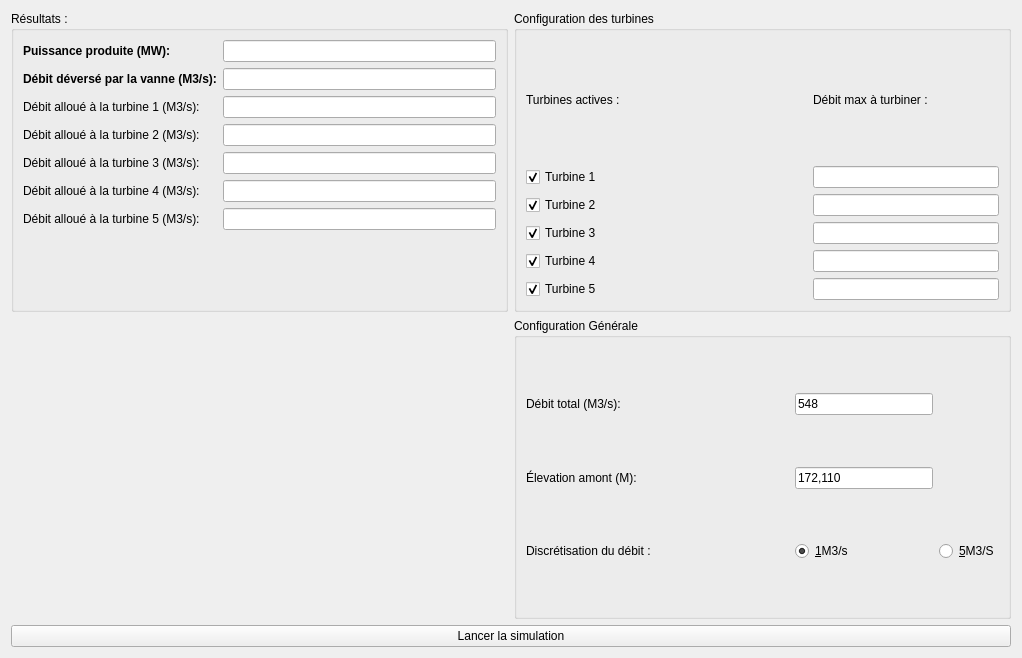
First picture: the form in main.ui, repository kwidz/HydroelectricOptimization, before the edit.
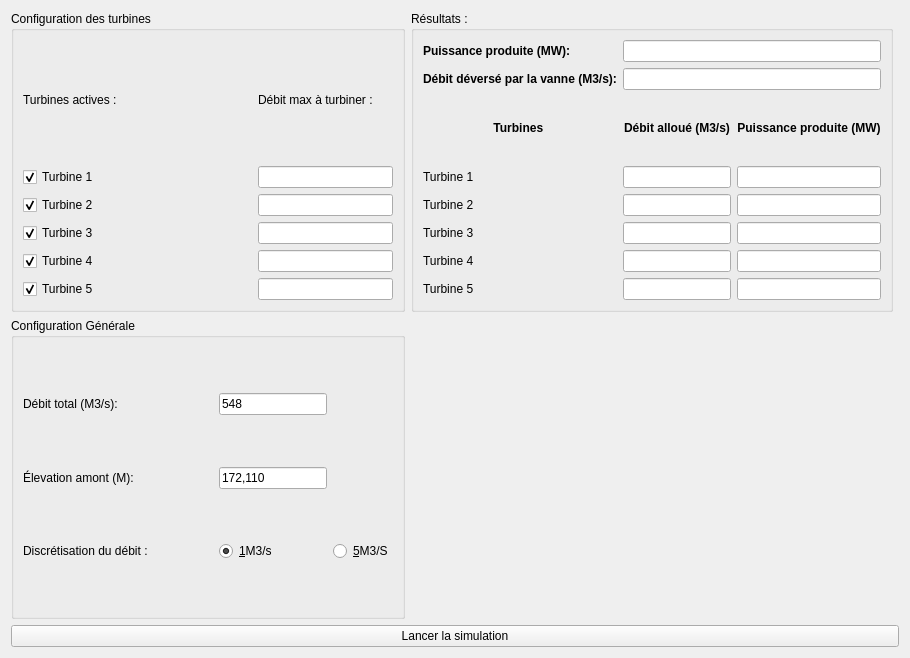
Second picture: the form after the edit.

```diff
--- a/main.ui
+++ b/main.ui
@@ -6,7 +6,7 @@
    <rect>
     <x>0</x>
     <y>0</y>
-    <width>1022</width>
+    <width>910</width>
     <height>658</height>
    </rect>
   </property>
@@ -17,17 +17,217 @@
    <string>Optimisation de la charge des turbines (chute du diable)</string>
   </property>
   <layout class="QGridLayout" name="gridLayout">
-   <item row="2" column="0" colspan="2">
-    <widget class="QPushButton" name="run">
-     <property name="text">
-      <string>Lancer la simulation</string>
-     </property>
-     <property name="shortcut">
-      <string>Return</string>
-     </property>
-    </widget>
-   </item>
    <item row="0" column="1">
+    <widget class="QGroupBox" name="formGroupBox">
+     <property name="title">
+      <string>Résultats :</string>
+     </property>
+     <layout class="QGridLayout" name="gridLayout_4">
+      <item row="2" column="1">
+       <widget class="QLabel" name="label_13">
+        <property name="font">
+         <font>
+          <weight>75</weight>
+          <bold>true</bold>
+         </font>
+        </property>
+        <property name="text">
+         <string>Débit alloué (M3/s)</string>
+        </property>
+        <property name="alignment">
+         <set>Qt::AlignCenter</set>
+        </property>
+       </widget>
+      </item>
+      <item row="0" column="0">
+       <widget class="QLabel" name="label_7">
+        <property name="font">
+         <font>
+          <weight>75</weight>
+          <bold>true</bold>
+         </font>
+        </property>
+        <property name="text">
+         <string>Puissance produite (MW):</string>
+        </property>
+       </widget>
+      </item>
+      <item row="5" column="0">
+       <widget class="QLabel" name="label_3">
+        <property name="text">
+         <string>Turbine 3</string>
+        </property>
+       </widget>
+      </item>
+      <item row="5" column="1">
+       <widget class="QLineEdit" name="Q3">
+        <property name="readOnly">
+         <bool>true</bool>
+        </property>
+       </widget>
+      </item>
+      <item row="3" column="1">
+       <widget class="QLineEdit" name="Q1">
+        <property name="readOnly">
+         <bool>true</bool>
+        </property>
+       </widget>
+      </item>
+      <item row="4" column="0">
+       <widget class="QLabel" name="label_2">
+        <property name="text">
+         <string>Turbine 2</string>
+        </property>
+       </widget>
+      </item>
+      <item row="6" column="0">
+       <widget class="QLabel" name="label_4">
+        <property name="text">
+         <string>Turbine 4</string>
+        </property>
+       </widget>
+      </item>
+      <item row="6" column="1">
+       <widget class="QLineEdit" name="Q4">
+        <property name="readOnly">
+         <bool>true</bool>
+        </property>
+       </widget>
+      </item>
+      <item row="4" column="1">
+       <widget class="QLineEdit" name="Q2">
+        <property name="readOnly">
+         <bool>true</bool>
+        </property>
+       </widget>
+      </item>
+      <item row="3" column="0">
+       <widget class="QLabel" name="label">
+        <property name="text">
+         <string>Turbine 1</string>
+        </property>
+       </widget>
+      </item>
+      <item row="1" column="0">
+       <widget class="QLabel" name="label_6">
+        <property name="font">
+         <font>
+          <weight>75</weight>
+          <bold>true</bold>
+         </font>
+        </property>
+        <property name="text">
+         <string>Débit déversé par la vanne (M3/s):</string>
+        </property>
+       </widget>
+      </item>
+      <item row="7" column="0">
+       <widget class="QLabel" name="label_5">
+        <property name="text">
+         <string>Turbine 5</string>
+        </property>
+       </widget>
+      </item>
+      <item row="7" column="1">
+       <widget class="QLineEdit" name="Q5">
+        <property name="readOnly">
+         <bool>true</bool>
+        </property>
+       </widget>
+      </item>
+      <item row="3" column="2">
+       <widget class="QLineEdit" name="P1">
+        <property name="readOnly">
+         <bool>true</bool>
+        </property>
+       </widget>
+      </item>
+      <item row="4" column="2">
+       <widget class="QLineEdit" name="P2">
+        <property name="readOnly">
+         <bool>true</bool>
+        </property>
+       </widget>
+      </item>
+      <item row="5" column="2">
+       <widget class="QLineEdit" name="P3">
+        <property name="readOnly">
+         <bool>true</bool>
+        </property>
+       </widget>
+      </item>
+      <item row="6" column="2">
+       <widget class="QLineEdit" name="P4">
+        <property name="readOnly">
+         <bool>true</bool>
+        </property>
+       </widget>
+      </item>
+      <item row="7" column="2">
+       <widget class="QLineEdit" name="P5">
+        <property name="readOnly">
+         <bool>true</bool>
+        </property>
+       </widget>
+      </item>
+      <item row="2" column="0">
+       <widget class="QLabel" name="label_12">
+        <property name="font">
+         <font>
+          <weight>75</weight>
+          <bold>true</bold>
+          <strikeout>false</strikeout>
+         </font>
+        </property>
+        <property name="text">
+         <string>Turbines </string>
+        </property>
+        <property name="alignment">
+         <set>Qt::AlignCenter</set>
+        </property>
+       </widget>
+      </item>
+      <item row="2" column="2">
+       <widget class="QLabel" name="label_14">
+        <property name="font">
+         <font>
+          <weight>75</weight>
+          <bold>true</bold>
+         </font>
+        </property>
+        <property name="text">
+         <string>Puissance produite (MW)</string>
+        </property>
+        <property name="alignment">
+         <set>Qt::AlignCenter</set>
+        </property>
+       </widget>
+      </item>
+      <item row="0" column="1" colspan="2">
+       <widget class="QLineEdit" name="puissance">
+        <property name="readOnly">
+         <bool>true</bool>
+        </property>
+       </widget>
+      </item>
+      <item row="1" column="1" colspan="2">
+       <widget class="QLineEdit" name="Qvanne">
+        <property name="readOnly">
+         <bool>true</bool>
+        </property>
+       </widget>
+      </item>
+     </layout>
+    </widget>
+   </item>
+   <item row="1" column="1">
+    <widget class="QLabel" name="image">
+     <property name="text">
+      <string/>
+     </property>
+    </widget>
+   </item>
+   <item row="0" column="0">
     <widget class="QGroupBox" name="groupBox">
      <property name="title">
       <string>Configuration des turbines</string>
@@ -128,7 +328,7 @@
      </layout>
     </widget>
    </item>
-   <item row="1" column="1">
+   <item row="1" column="0">
     <widget class="QGroupBox" name="groupBox_2">
      <property name="title">
       <string>Configuration Générale</string>
@@ -208,129 +408,13 @@
      </layout>
     </widget>
    </item>
-   <item row="0" column="0">
-    <widget class="QGroupBox" name="formGroupBox">
-     <property name="title">
-      <string>Résultats :</string>
-     </property>
-     <layout class="QFormLayout" name="formLayout">
-      <item row="2" column="0">
-       <widget class="QLabel" name="label">
-        <property name="text">
-         <string>Débit alloué à la turbine 1 (M3/s):</string>
-        </property>
-       </widget>
-      </item>
-      <item row="2" column="1">
-       <widget class="QLineEdit" name="Q1">
-        <property name="readOnly">
-         <bool>true</bool>
-        </property>
-       </widget>
-      </item>
-      <item row="3" column="0">
-       <widget class="QLabel" name="label_2">
-        <property name="text">
-         <string>Débit alloué à la turbine 2 (M3/s):</string>
-        </property>
-       </widget>
-      </item>
-      <item row="3" column="1">
-       <widget class="QLineEdit" name="Q2">
-        <property name="readOnly">
-         <bool>true</bool>
-        </property>
-       </widget>
-      </item>
-      <item row="4" column="0">
-       <widget class="QLabel" name="label_3">
-        <property name="text">
-         <string>Débit alloué à la turbine 3 (M3/s):</string>
-        </property>
-       </widget>
-      </item>
-      <item row="4" column="1">
-       <widget class="QLineEdit" name="Q3">
-        <property name="readOnly">
-         <bool>true</bool>
-        </property>
-       </widget>
-      </item>
-      <item row="5" column="0">
-       <widget class="QLabel" name="label_4">
-        <property name="text">
-         <string>Débit alloué à la turbine 4 (M3/s):</string>
-        </property>
-       </widget>
-      </item>
-      <item row="5" column="1">
-       <widget class="QLineEdit" name="Q4">
-        <property name="readOnly">
-         <bool>true</bool>
-        </property>
-       </widget>
-      </item>
-      <item row="6" column="0">
-       <widget class="QLabel" name="label_5">
-        <property name="text">
-         <string>Débit alloué à la turbine 5 (M3/s):</string>
-        </property>
-       </widget>
-      </item>
-      <item row="6" column="1">
-       <widget class="QLineEdit" name="Q5">
-        <property name="readOnly">
-         <bool>true</bool>
-        </property>
-       </widget>
-      </item>
-      <item row="0" column="0">
-       <widget class="QLabel" name="label_7">
-        <property name="font">
-         <font>
-          <weight>75</weight>
-          <bold>true</bold>
-         </font>
-        </property>
-        <property name="text">
-         <string>Puissance produite (MW):</string>
-        </property>
-       </widget>
-      </item>
-      <item row="0" column="1">
-       <widget class="QLineEdit" name="puissance">
-        <property name="readOnly">
-         <bool>true</bool>
-        </property>
-       </widget>
-      </item>
-      <item row="1" column="0">
-       <widget class="QLabel" name="label_6">
-        <property name="font">
-         <font>
-          <weight>75</weight>
-          <bold>true</bold>
-         </font>
-        </property>
-        <property name="text">
-         <string>Débit déversé par la vanne (M3/s):</string>
-        </property>
-       </widget>
-      </item>
-      <item row="1" column="1">
-       <widget class="QLineEdit" name="Qvanne">
-        <property name="readOnly">
-         <bool>true</bool>
-        </property>
-       </widget>
-      </item>
-     </layout>
-    </widget>
-   </item>
-   <item row="1" column="0">
-    <widget class="QLabel" name="image">
+   <item row="2" column="0" colspan="3">
+    <widget class="QPushButton" name="run">
      <property name="text">
-      <string/>
+      <string>Lancer la simulation</string>
+     </property>
+     <property name="shortcut">
+      <string>Return</string>
      </property>
     </widget>
    </item>
```
